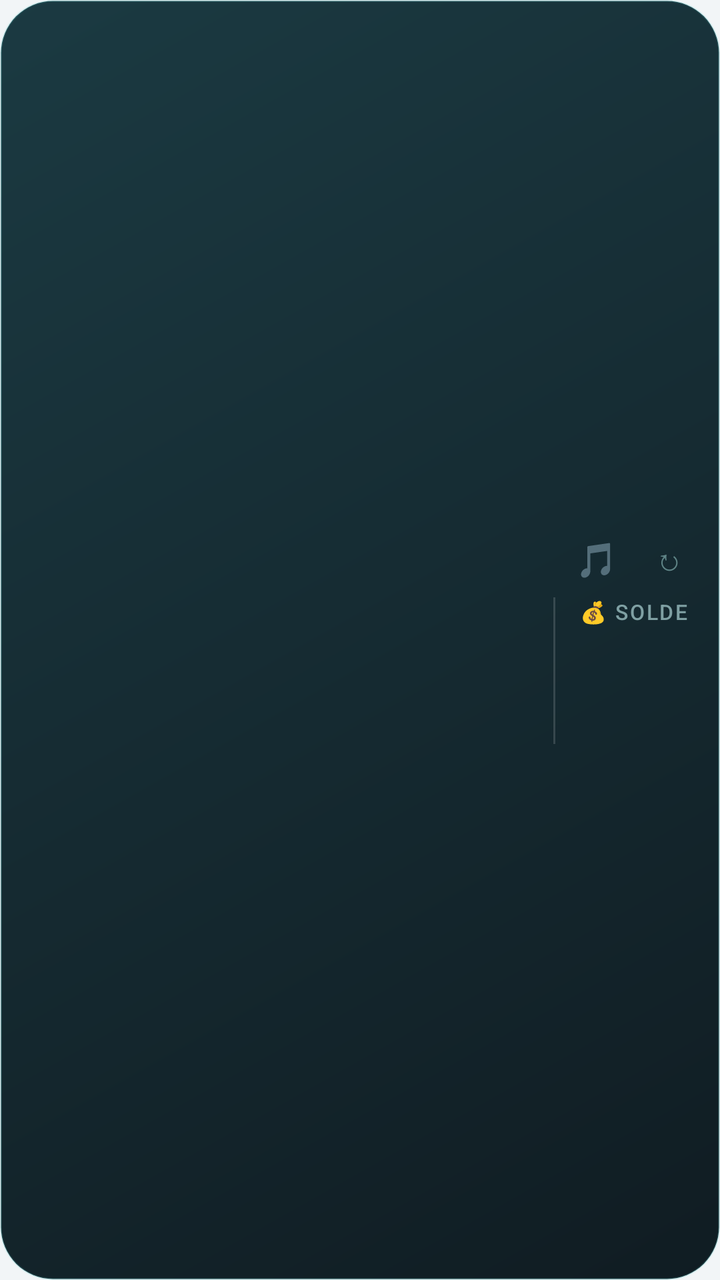
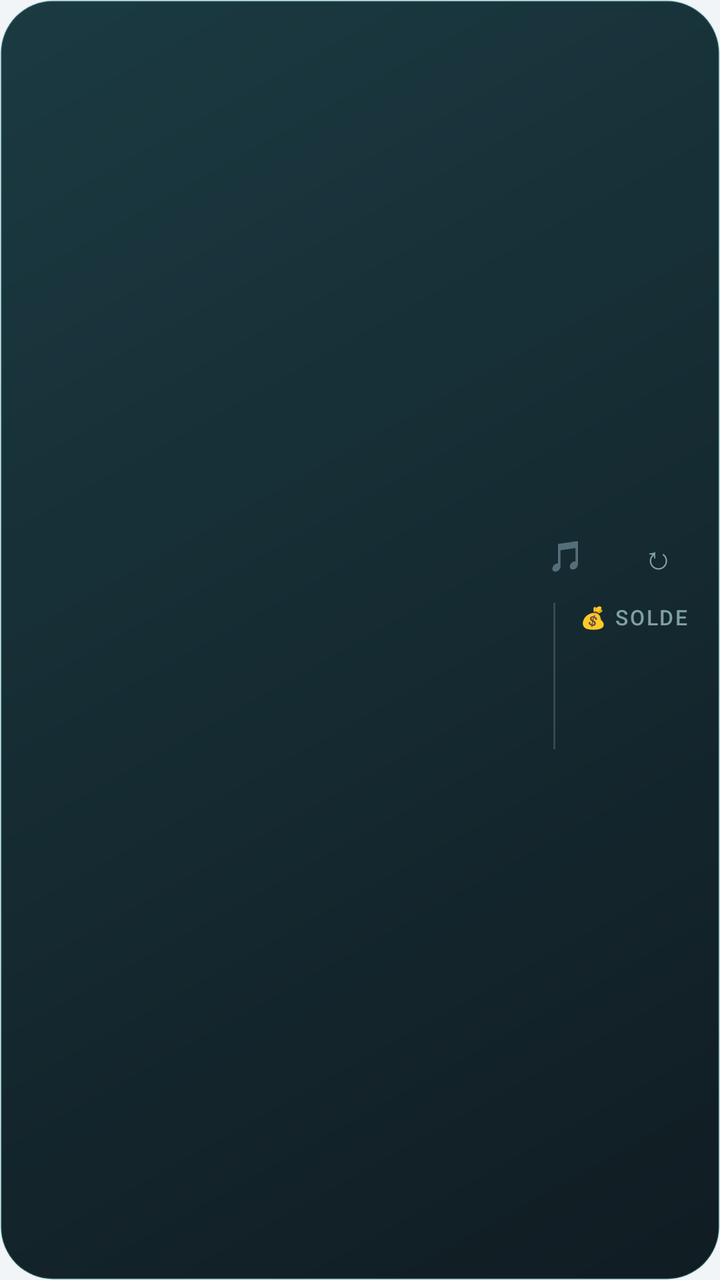

The first picture is an Android layout as it rendered before a commit; the second is the same layout after the commit. The layout source and the unified diff follow.
<!-- AndroidManifest.xml: application theme Theme.Agenda -->
<!-- res/layout/widget.xml -->
<?xml version="1.0" encoding="utf-8"?>
<LinearLayout xmlns:android="http://schemas.android.com/apk/res/android"
    android:id="@+id/root"
    android:layout_width="match_parent"
    android:layout_height="match_parent"
    android:orientation="vertical"
    android:gravity="center_vertical"
    android:padding="16dp"
    android:background="@drawable/widget_bg">

    
    <LinearLayout
        android:layout_width="match_parent"
        android:layout_height="wrap_content"
        android:orientation="horizontal"
        android:gravity="center_vertical">
        <TextView
            android:id="@+id/title"
            android:layout_width="0dp"
            android:layout_height="wrap_content"
            android:layout_weight="1"
            android:fontFamily="sans-serif-medium"
            android:textColor="#4CC3C3"
            android:textSize="12.5sp"
            android:textStyle="bold"
            android:letterSpacing="0.06"
            android:maxLines="1"
            android:ellipsize="end" />
        <TextView
            android:id="@+id/music"
            android:layout_width="wrap_content"
            android:layout_height="wrap_content"
            android:paddingStart="12dp"
            android:paddingEnd="6dp"
            android:fontFamily="sans-serif"
            android:textColor="#FFFFFF"
            android:textSize="17sp"
            android:text="🎵" />
        <TextView
            android:id="@+id/refresh"
            android:layout_width="wrap_content"
            android:layout_height="wrap_content"
            android:paddingStart="12dp"
            android:paddingEnd="2dp"
            android:fontFamily="sans-serif"
            android:textColor="#5F8486"
            android:textSize="15sp"
            android:text="↻" />
    </LinearLayout>

    <LinearLayout
        android:layout_width="match_parent"
        android:layout_height="wrap_content"
        android:layout_marginTop="8dp"
        android:orientation="horizontal">

        
        <LinearLayout
            android:layout_width="0dp"
            android:layout_height="wrap_content"
            android:layout_weight="1"
            android:orientation="vertical">
            <LinearLayout
                android:layout_width="match_parent"
                android:layout_height="wrap_content"
                android:orientation="horizontal">
                <TextView
                    android:id="@+id/today"
                    android:layout_width="0dp"
                    android:layout_height="wrap_content"
                    android:layout_weight="1"
                    android:fontFamily="sans-serif-medium"
                    android:textColor="#FFFFFF"
                    android:textSize="15.5sp"
                    android:lineSpacingExtra="5dp"
                    android:maxLines="4"
                    android:ellipsize="end" />
                <TextView
                    android:id="@+id/todayAmt"
                    android:layout_width="wrap_content"
                    android:layout_height="wrap_content"
                    android:paddingStart="8dp"
                    android:gravity="end"
                    android:fontFamily="sans-serif-medium"
                    android:textColor="#FFFFFF"
                    android:textSize="15.5sp"
                    android:lineSpacingExtra="5dp"
                    android:maxLines="4" />
            </LinearLayout>
            <TextView
                android:id="@+id/tomorrow"
                android:layout_width="match_parent"
                android:layout_height="wrap_content"
                android:layout_marginTop="6dp"
                android:fontFamily="sans-serif"
                android:textColor="#7FA0A3"
                android:textSize="12.5sp"
                android:maxLines="1"
                android:ellipsize="end" />
        </LinearLayout>

        <FrameLayout
            android:layout_width="1dp"
            android:layout_height="match_parent"
            android:layout_marginStart="12dp"
            android:layout_marginEnd="12dp"
            android:background="@drawable/vline" />

        
        <LinearLayout
            android:layout_width="wrap_content"
            android:layout_height="wrap_content"
            android:orientation="vertical"
            android:gravity="start">
            <TextView
                android:layout_width="wrap_content"
                android:layout_height="wrap_content"
                android:fontFamily="sans-serif-medium"
                android:textColor="#7FA0A3"
                android:textSize="10.5sp"
                android:letterSpacing="0.08"
                android:text="💰 SOLDE" />
            <TextView
                android:id="@+id/bal"
                android:layout_width="wrap_content"
                android:layout_height="wrap_content"
                android:fontFamily="sans-serif-medium"
                android:textColor="#FFFFFF"
                android:textSize="28sp"
                android:textStyle="bold"
                android:maxLines="1" />
            <TextView
                android:id="@+id/budget"
                android:layout_width="wrap_content"
                android:layout_height="wrap_content"
                android:layout_marginTop="4dp"
                android:gravity="start"
                android:fontFamily="sans-serif"
                android:textColor="#B9CCCE"
                android:textSize="13sp"
                android:lineSpacingExtra="4dp"
                android:maxLines="3" />
        </LinearLayout>
    </LinearLayout>
</LinearLayout>
<!-- resources referenced by this layout -->
<resources>
  <!-- drawable vline (drawable) -->
  <?xml version="1.0" encoding="utf-8"?>
  <shape xmlns:android="http://schemas.android.com/apk/res/android" android:shape="rectangle">
      <solid android:color="#26FFFFFF" />
  </shape>
  <!-- drawable widget_bg (drawable) -->
  <?xml version="1.0" encoding="utf-8"?>
  <shape xmlns:android="http://schemas.android.com/apk/res/android" android:shape="rectangle">
      <gradient
          android:angle="315"
          android:startColor="#FF1B3A42"
          android:endColor="#FF101C22"
          android:type="linear" />
      <corners android:radius="26dp" />
      <stroke android:width="1dp" android:color="#2E4CC3C3" />
  </shape>
  <style name="Theme.Agenda" parent="@android:style/Theme.Material.Light.NoActionBar">
          <item name="android:statusBarColor">#0E6B6B</item>
          <item name="android:navigationBarColor">#0E6B6B</item>
          <item name="android:windowBackground">@color/bg</item>
      </style>
  <color name="bg">#F2F5F7</color>
</resources>

<!-- the commit's change to res/layout/widget.xml (unified diff, before → after) -->
@@ -11,7 +11,7 @@
     
     <LinearLayout
         android:layout_width="match_parent"
-        android:layout_height="wrap_content"
+        android:layout_height="28dp"
         android:orientation="horizontal"
         android:gravity="center_vertical">
         <TextView
@@ -19,6 +19,8 @@
             android:layout_width="0dp"
             android:layout_height="wrap_content"
             android:layout_weight="1"
+            android:layout_gravity="center_vertical"
+            android:includeFontPadding="false"
             android:fontFamily="sans-serif-medium"
             android:textColor="#4CC3C3"
             android:textSize="12.5sp"
@@ -28,23 +30,29 @@
             android:ellipsize="end" />
         <TextView
             android:id="@+id/music"
-            android:layout_width="wrap_content"
-            android:layout_height="wrap_content"
-            android:paddingStart="12dp"
-            android:paddingEnd="6dp"
-            android:fontFamily="sans-serif"
+            android:layout_width="34dp"
+            android:layout_height="28dp"
+            android:layout_gravity="center_vertical"
+            android:gravity="center"
+            android:includeFontPadding="false"
+            android:paddingBottom="2dp"
             android:textColor="#FFFFFF"
-            android:textSize="17sp"
+            android:textSize="15sp"
             android:text="🎵" />
+        <FrameLayout
+            android:layout_width="14dp"
+            android:layout_height="1dp" />
         <TextView
             android:id="@+id/refresh"
-            android:layout_width="wrap_content"
-            android:layout_height="wrap_content"
-            android:paddingStart="12dp"
-            android:paddingEnd="2dp"
+            android:layout_width="30dp"
+            android:layout_height="28dp"
+            android:layout_gravity="center_vertical"
+            android:gravity="center"
+            android:includeFontPadding="false"
+            android:paddingBottom="2dp"
             android:fontFamily="sans-serif"
-            android:textColor="#5F8486"
-            android:textSize="15sp"
+            android:textColor="#7FA0A3"
+            android:textSize="16sp"
             android:text="↻" />
     </LinearLayout>
 
